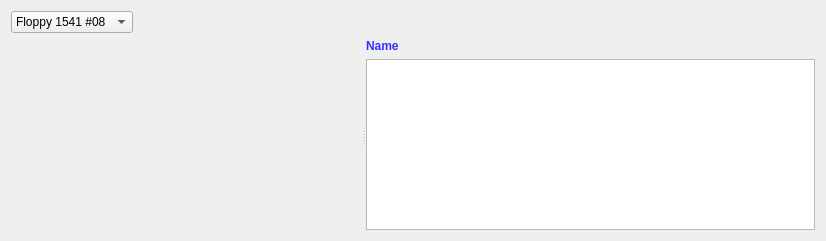
Old version of the form floppy_window.ui in the repository ThKattanek/emu64.
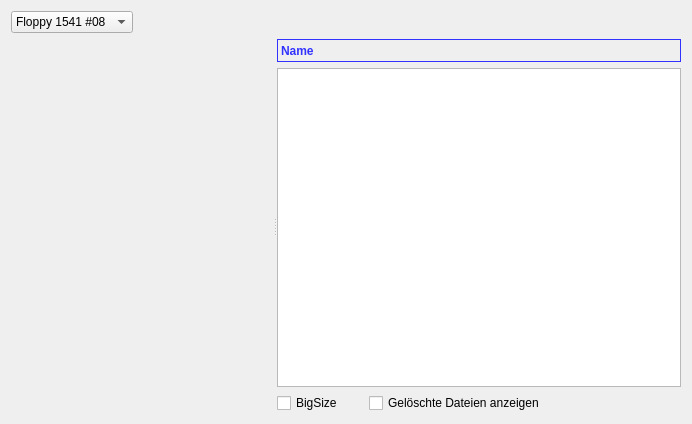
New version of the form. Custom widgets are drawn as their Qt base class.

```diff
--- a/floppy_window.ui
+++ b/floppy_window.ui
@@ -6,8 +6,8 @@
    <rect>
     <x>0</x>
     <y>0</y>
-    <width>826</width>
-    <height>241</height>
+    <width>692</width>
+    <height>424</height>
    </rect>
   </property>
   <property name="font">
@@ -99,9 +99,21 @@
            <property name="styleSheet">
             <string notr="true">color: rgb(50, 50, 255);</string>
            </property>
+           <property name="frameShape">
+            <enum>QFrame::Box</enum>
+           </property>
+           <property name="frameShadow">
+            <enum>QFrame::Plain</enum>
+           </property>
+           <property name="lineWidth">
+            <number>1</number>
+           </property>
            <property name="text">
             <string>Name</string>
            </property>
+           <property name="alignment">
+            <set>Qt::AlignBottom|Qt::AlignLeading|Qt::AlignLeft</set>
+           </property>
           </widget>
          </item>
          <item>
@@ -114,7 +126,7 @@
            </property>
            <property name="sizeHint" stdset="0">
             <size>
-             <width>25</width>
+             <width>0</width>
              <height>10</height>
             </size>
            </property>
@@ -138,6 +150,53 @@
          </attribute>
         </widget>
        </item>
+       <item>
+        <layout class="QHBoxLayout" name="horizontalLayout">
+         <item>
+          <widget class="QCheckBox" name="D64FileTableBigSize">
+           <property name="text">
+            <string>BigSize</string>
+           </property>
+          </widget>
+         </item>
+         <item>
+          <spacer name="horizontalSpacer_4">
+           <property name="orientation">
+            <enum>Qt::Horizontal</enum>
+           </property>
+           <property name="sizeType">
+            <enum>QSizePolicy::Fixed</enum>
+           </property>
+           <property name="sizeHint" stdset="0">
+            <size>
+             <width>20</width>
+             <height>20</height>
+            </size>
+           </property>
+          </spacer>
+         </item>
+         <item>
+          <widget class="QCheckBox" name="ViewSplatFiles">
+           <property name="text">
+            <string>Gelöschte Dateien anzeigen</string>
+           </property>
+          </widget>
+         </item>
+         <item>
+          <spacer name="horizontalSpacer_3">
+           <property name="orientation">
+            <enum>Qt::Horizontal</enum>
+           </property>
+           <property name="sizeHint" stdset="0">
+            <size>
+             <width>40</width>
+             <height>20</height>
+            </size>
+           </property>
+          </spacer>
+         </item>
+        </layout>
+       </item>
       </layout>
      </widget>
     </widget>
```
Left out of the diff: 3 changed lines with no effect on the pictures.
